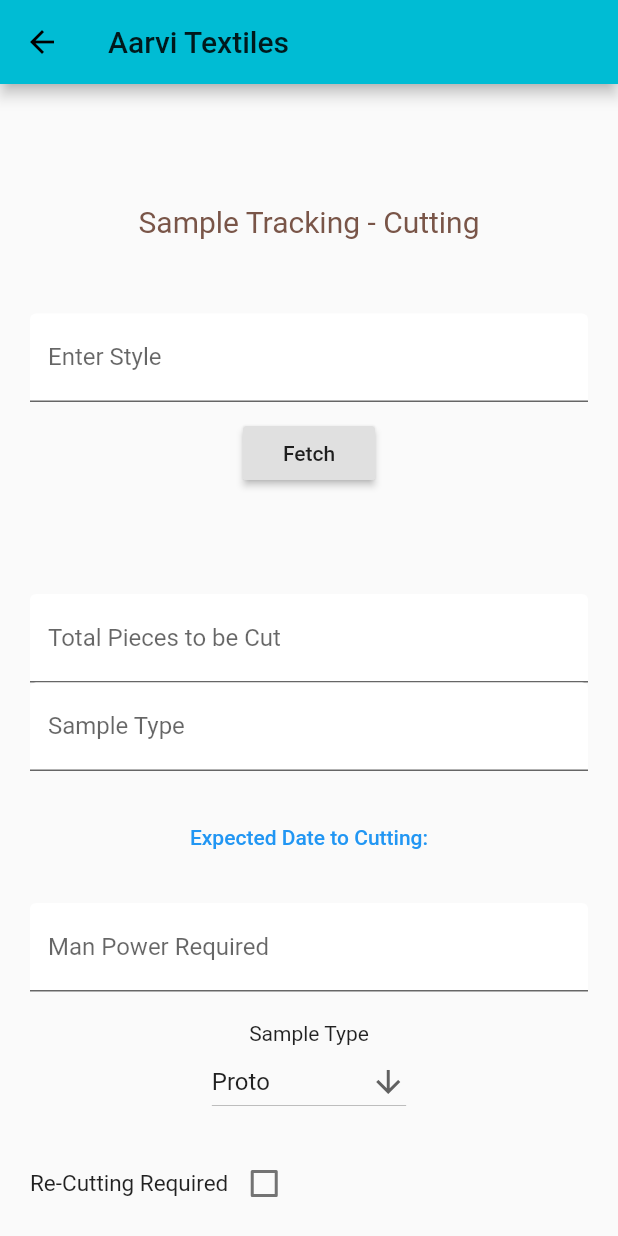
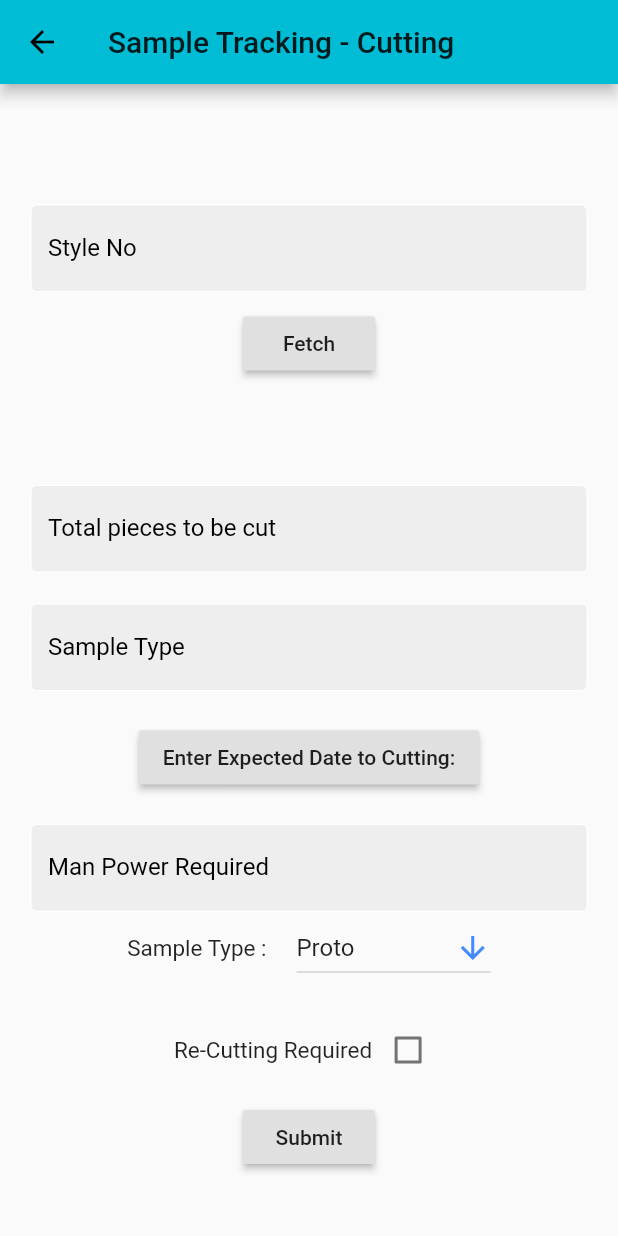
Before and after one commit to sambitraze/AARVI_TEXTILES, a Flutter app: the SampleTrackCutting screen opened by its route, on a phone screen of 412 x 824 dp. Run offline on Flutter 3.47's test engine with Material 2 defaults, Android fonts, the phone set to English and light mode, and no system bars; our stand-ins replace cloud_firestore, datetime_picker_formfield, file_picker, firebase_auth, firebase_storage, flutter_datetime_picker and 1 more; missing offline and left inert: custom_splash; accounts and stored records are empty.

Commit message:
working on ui mercahndise mangement

```diff
--- a/lib/Screens/MerchandisingMang/SampleTracking/SampleTrackCutting.dart
+++ b/lib/Screens/MerchandisingMang/SampleTracking/SampleTrackCutting.dart
@@ -1,11 +1,10 @@
-import 'package:aarvi_textiles/Screens/MerchandisingMang/SampleTrack.dart';
-import 'package:aarvi_textiles/Screens/MerchandisingMang/Style.dart';
 import 'package:cloud_firestore/cloud_firestore.dart';
 import 'package:flutter/cupertino.dart';
 import 'package:flutter/material.dart';
 import 'package:aarvi_textiles/services/database/Styles.dart';
 import 'package:flutter_datetime_picker/flutter_datetime_picker.dart';
 import 'package:intl/intl.dart';
+import 'package:aarvi_textiles/services/textfieldBox.dart';
 
 class SampleTrackCutting extends StatefulWidget {
   @override
@@ -37,7 +36,7 @@
     return Scaffold(
       key: _snackBarKey,
       appBar: AppBar(
-        title: Text("Aarvi Textiles"),
+        title: Text("Sample Tracking - Cutting"),
       ),
       body: SingleChildScrollView(
         child: Center(
@@ -50,24 +49,10 @@
                   SizedBox(
                     height: 50,
                   ),
-                  Text(
-                    "Sample Tracking - Cutting",
-                    style: TextStyle(color: Colors.brown, fontSize: 20),
-                  ),
-                  SizedBox(
-                    height: 50,
-                  ),
                   TextFormField(
                     enabled: _textEnabled,
                     controller: _styleController,
-                    decoration: InputDecoration(
-                      labelText: "Enter Style",
-                      fillColor: Colors.white,
-                      filled: true,
-                      focusedBorder: OutlineInputBorder(
-                          borderSide:
-                              BorderSide(color: Colors.brown, width: 2)),
-                    ),
+                    decoration: TextFieldDec.inputDec("Style No"),
                   ),
                   SizedBox(
                     height: 10,
@@ -117,29 +102,20 @@
                     controller: totalPiecesController,
                     onChanged: (val) => totalPieces = val,
                     keyboardType: TextInputType.number,
-                    decoration: InputDecoration(
-                      labelText: "Total Pieces to be Cut",
-                      fillColor: Colors.white,
-                      filled: true,
-                      focusedBorder: OutlineInputBorder(
-                          borderSide:
-                              BorderSide(color: Colors.brown, width: 2)),
-                    ),
-                  ),
-                  TextFormField(
-                    controller: _sampleType,
-                    decoration: InputDecoration(
-                        labelText: "Sample Type",
-                        filled: true,
-                        fillColor: Colors.white,
-                        focusedBorder: OutlineInputBorder(
-                            borderSide:
-                                BorderSide(color: Colors.brown, width: 2))),
+                    decoration: TextFieldDec.inputDec("Total pieces to be cut"),
                   ),
                   SizedBox(
                     height: 20,
                   ),
-                  FlatButton(
+                  TextFormField(
+                    controller: _sampleType,
+                    decoration: TextFieldDec.inputDec("Sample Type"),
+                  ),
+                  SizedBox(
+                    height: 20,
+                  ),
+                  RaisedButton(
+                      // color: Colors.grey[200],
                       onPressed: () {
                         DatePicker.showDateTimePicker(
                           context,
@@ -159,11 +135,10 @@
                         );
                       },
                       child: Text(
-                        'Expected Date to Cutting:' +
+                        'Enter Expected Date to Cutting:' +
                             (etc != null
                                 ? DateFormat('dd-MM-yyyy').format(etc)
                                 : ''),
-                        style: TextStyle(color: Colors.blue),
                       )),
                   SizedBox(
                     height: 20,
@@ -172,20 +147,20 @@
                     controller: manPowerRequiredController,
                     onChanged: (val) => manPowerReq = val,
                     keyboardType: TextInputType.number,
-                    decoration: InputDecoration(
-                      labelText: "Man Power Required",
-                      fillColor: Colors.white,
-                      filled: true,
-                      focusedBorder: OutlineInputBorder(
-                          borderSide:
-                              BorderSide(color: Colors.brown, width: 2)),
+                    decoration: TextFieldDec.inputDec("Man Power Required"),
                   ),
+                  Row(
+                    mainAxisAlignment: MainAxisAlignment.center,
+                    children: <Widget>[
+                      Text(
+                        "Sample Type :",
+                        style: TextStyle(fontSize: 15),
                       ),
                       SizedBox(
-                    height: 20,
+                        width: 20,
                       ),
-                  Text("Sample Type"),
                       DropdownButton<String>(
+                        iconEnabledColor: Colors.blueAccent,
                         value: dropdownvalue,
                         icon: Icon(Icons.arrow_downward),
                         items: <String>[
@@ -207,10 +182,13 @@
                           });
                         },
                       ),
+                    ],
+                  ),
                   SizedBox(
                     height: 20,
                   ),
                   Row(
+                    mainAxisAlignment: MainAxisAlignment.center,
                     children: <Widget>[
                       Text(
                         "Re-Cutting Required",
--- a/lib/main.dart
+++ b/lib/main.dart
@@ -44,12 +44,10 @@
   @override
   Widget build(BuildContext context) {
     return MaterialApp(
-
       debugShowCheckedModeBanner: false,
       theme: ThemeData(
         primarySwatch: Colors.cyan,
       ),
-      // theme: ThemeData.dark(),
       home:  CustomSplash(
         imagePath: 'assets/icon/icon.png',
         animationEffect: 'zoom-in',
--- a/lib/services/splashscreen.dart
+++ b/lib/services/splashscreen.dart
@@ -14,7 +14,6 @@
       debugShowCheckedModeBanner: false,
       home: CustomSplash(
         imagePath: 'assets/icon/icon.png',
-        // backGroundColor: Colors.black,
         animationEffect: 'zoom-in',
         logoSize: 200,
         duration: 2500,
--- a/lib/services/textfieldBox.dart
+++ b/lib/services/textfieldBox.dart
@@ -3,14 +3,15 @@
 
   static InputDecoration inputDec(String labelText) {
   return InputDecoration(
-    fillColor: Colors.white,
+    fillColor: Colors.grey[200],
     filled: true,
     labelText: labelText,
+    labelStyle: TextStyle(color: Colors.black),
     enabledBorder: OutlineInputBorder(
-      borderSide: BorderSide(color: Colors.blueAccent, width: 1.0),
+      borderSide: BorderSide(color: Colors.white, width: 1.0),
     ),
     focusedBorder: OutlineInputBorder(
-      borderSide: BorderSide(color: Colors.cyan, width: 2.0),
+      borderSide: BorderSide(color: Colors.blueAccent, width: 2.0),
     ),
   );
 }
```
Also changed, not shown: lib/Screens/MerchandisingMang/SampleTracking/SampleTrackPattern.dart (+9 -24 lines), lib/Screens/MerchandisingMang/SampleTracking/SampleTrackQuality.dart (+9 -27 lines), lib/Screens/MerchandisingMang/SampleTracking/SampleTrackSewing.dart (+10 -39 lines). Lines whose indentation alone changed are shown as unchanged.
